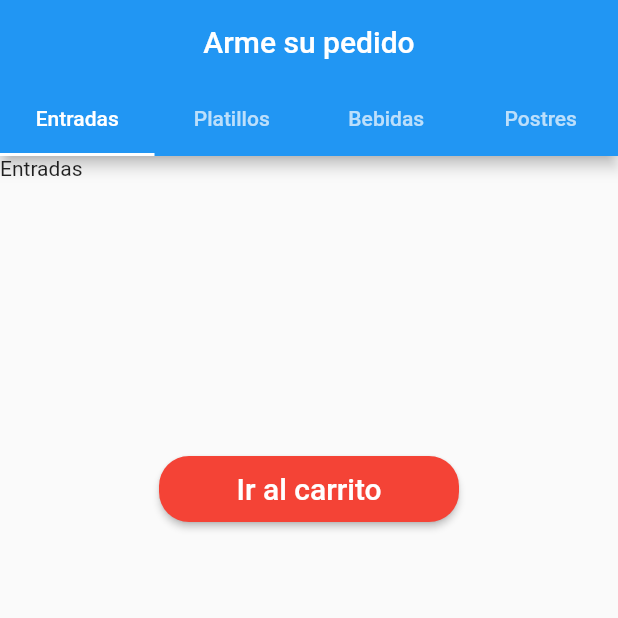
After one commit to landowolf10/pedidos, a Flutter app: the Productos screen opened directly, on a phone screen of 412 x 824 dp, the top half of it. The commit adds this screen. Run offline on Flutter 3.47's test engine with Material 2 defaults, Android fonts, the phone set to English and light mode, and no system bars; our stand-ins replace firebase_messaging; accounts and stored records are empty; network calls fail.

Commit message:
Se está trabajando en mostrar las listas de productos por categrías.

```diff
--- /dev/null
+++ b/lib/src/models/products_model.dart
@@ -0,0 +1,17 @@
+class Products {
+  String nombreProducto;
+  String precioProducto;
+  String imagenProducto;
+
+  Products(
+      {this.nombreProducto,
+      this.precioProducto,
+      this.imagenProducto});
+
+  factory Products.fromJson(Map<String, dynamic> json) {
+    return Products(
+        nombreProducto: json['nombre'],
+        precioProducto: json['precio'],
+        imagenProducto: json['imagen']);
+  }
+}
--- a/lib/src/pages/login.dart
+++ b/lib/src/pages/login.dart
@@ -2,7 +2,7 @@ import 'dart:async';
 import 'dart:convert';
 import 'package:flutter/material.dart';
 import 'package:http/http.dart' as http;
-import 'package:pedidos/src/pages/pedidos_screen.dart';
+import 'package:pedidos/src/pages/productos.dart';
 import 'package:pedidos/src/pages/registroClientes.dart';
 import 'package:pedidos/src/providers/push_notifications_provider.dart';
 import 'dart:io';
@@ -89,7 +89,7 @@ class LoginPageState extends State<LoginPage> with TickerProviderStateMixin {
               telefonoUsuario = datauser[0]["telefono"];
 
               Navigator.pushReplacement(context,
-                  MaterialPageRoute(builder: (BuildContext ctx) => Pedidos()));
+                  MaterialPageRoute(builder: (BuildContext ctx) => Productos()));
             } else {
               Dialogos dialog = new Dialogos();
               dialog.noPermissionDialog(context);
--- /dev/null
+++ b/lib/src/pages/productos.dart
@@ -0,0 +1,221 @@
+import 'dart:convert';
+
+import 'package:flutter/material.dart';
+import 'package:flutter/rendering.dart';
+import 'package:http/http.dart' as http;
+import 'package:pedidos/src/models/products_model.dart';
+
+class Productos extends StatefulWidget {
+  @override
+  ProductosState createState() => new ProductosState();
+}
+
+class ProductosState extends State<Productos> with SingleTickerProviderStateMixin {
+  TabController tabController;
+  int tabIndex = 0;
+  List<String> listaProductos = new List<String>();
+
+  @override
+  void initState() {
+    //tabIndex = 0;
+
+    mostrarProductos(tabIndex);
+
+    //tabController = TabController(length: 4, vsync: this, initialIndex: 0);
+
+    print(tabIndex);
+
+    super.initState();
+  }
+
+  mostrarProductos(int index) async {
+    var url =
+        "https://pruebasbotanax.000webhostapp.com/Pedidos/getProducts.php";
+
+    final response = await http.post(url, body: {
+      "indice_categoria": index.toString()
+    });
+
+    if(response.statusCode == 200)
+    {
+
+      //print("Número de platillos: " + productsData[0]["nombre"]);
+      print("Respuesta: " + response.body);
+
+      listaProductos.add(json.decode(response.body));
+
+      print(listaProductos);
+
+      //return listaProductos.map((product) => new Products.fromJson(product)).toList();
+    }
+  }
+
+  /*ListView productsListView(data) {
+    return ListView.builder(
+      itemCount: data.length,
+      itemBuilder: (BuildContext context, int index) {
+        print(data[index].nombreProducto + " " + data[index].precioProducto);
+        return _tile(data[index].nombreProducto, data[index].precioProducto);
+      }
+    );
+  }
+
+  ListTile _tile(String title, String subtitle) => ListTile(
+    title: Text(title,
+    style: TextStyle(
+      fontWeight: FontWeight.w500,
+      fontSize: 20,
+    )),
+    subtitle: Text(subtitle)
+  );*/
+
+  Widget _buildList(data) {
+  return ListView.builder(
+    //itemBuilder: (_, i) => ListTile(title: Text("${i}")),
+
+    itemCount: data.length,
+    itemBuilder: (context, index) => ListTile(title: Text(data[index].nombreProducto))
+  );
+}
+
+  @override
+  Widget build(BuildContext context) {
+    /*final logo = Hero(
+      tag: "hero",
+      child: Image.asset("img/botanaxLogo.png"),
+    );*/
+
+    return Scaffold(
+      body: ListView(
+        children: <Widget>[
+          Container(
+            height: 350.0,
+            child: Column(
+              children: <Widget>[
+                Flexible(
+                  child: DefaultTabController(
+                    length: 4,
+                    child: Scaffold(
+                      appBar: AppBar(
+                        title: Center(child:Text('Arme su pedido')),
+                        bottom: TabBar(
+                          tabs: [
+                            Tab(text: "Entradas", ),
+                            Tab(text: "Platillos",),
+                            Tab(text: "Bebidas",),
+                            Tab(text: "Postres", ),
+                          ],
+                          onTap: (value){
+                            tabIndex = value;
+
+                            //if(tabIndex == 1)
+                              mostrarProductos(tabIndex);
+
+                            /*if(tabIndex == 2)
+                              mostrarProductos(tabIndex);*/
+
+                            print(tabIndex);
+                          },
+                        ),
+                      ),
+                      body: TabBarView(
+                        children: [
+                          /*FutureBuilder<List<Products>>(
+                            future: mostrarProductos(tabIndex),
+                            builder: (context, snapshot) {
+                              if (snapshot.hasData) {
+                                List<Products> data = snapshot.data;
+
+                                return _buildList(data);
+                              } else if (snapshot.hasError) {
+                                return Text("${snapshot.error}");
+                              }
+                              return CircularProgressIndicator();
+                            },
+                          )*/
+                          /*ListView(
+                            children: <Widget>[
+                              ListTile(title: Text("Entradas")),
+                              ListTile(title: Text("Platillos")),
+                              ListTile(title: Text("Bebidas")),
+                              ListTile(title: Text("Postres")),
+                            ],
+                          ),*/
+                          Text("Entradas"),
+                          Text("Platillos fuertes"),
+                          Text("Bebidas"),
+                          Text("Postres")
+
+                          //_buildList(data)
+                        ],
+                      )
+                    )
+                  )
+                ),
+                ButtonTheme(
+                  minWidth: 200.0,
+                  height: 44.0,
+                  child: RaisedButton
+                  (
+                    shape: RoundedRectangleBorder(
+                      borderRadius: BorderRadius.circular(20),
+                    ),
+                    color: Colors.red,
+                    child: Text(
+                      'Ir al carrito',
+                      style: TextStyle(fontSize: 20, color: Colors.white),
+                    ),
+                    onPressed: (){
+
+                    }
+                  ),
+                )
+              ],
+            ),
+          ),
+        ],
+      ),
+    );
+
+    /*return MaterialApp(
+      home: DefaultTabController(
+        length: 4,
+        child: Scaffold(
+
+          appBar: AppBar(
+            title: Center(child:Text('Arme su pedido')),
+            bottom: TabBar(
+              tabs: [
+                Tab(text: "Entradas", ),
+                Tab(text: "Platillos",),
+                Tab(text: "Bebidas",),
+                Tab(text: "Postres", ),
+              ],
+              onTap: (value){
+                tabIndex = value;
+
+                //if(tabIndex == 1)
+                  mostrarProductos(tabIndex);
+
+                /*if(tabIndex == 2)
+                  mostrarProductos(tabIndex);*/
+
+                print(tabIndex);
+              },
+            ),
+            // title: Text('Tabs Demo'),
+          ),
+          body: TabBarView(
+            children: [
+              Text("Entradas"),
+              Text("Platillos fuertes"),
+              Text("Bebidas"),
+              Text("Postres")
+            ],
+          ),
+
+        ),
+      ),
+    );*/
+  }
+}
```
Also changed, not shown: lib/src/pages/pedidos_screen.dart (+15 -0 lines), pedidos db.txt (+35 -0 lines).
